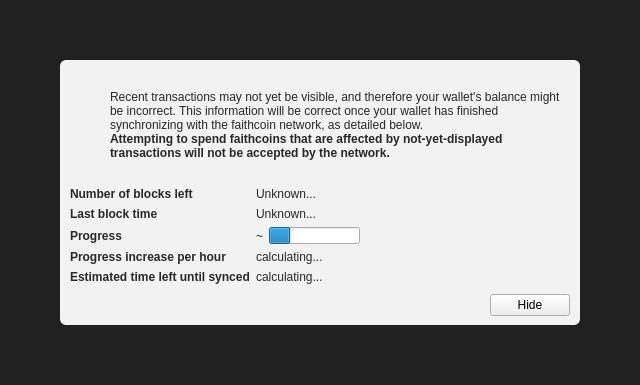
The window that src/qt/forms/modaloverlay.ui (bloodwillow/aprncoin) describes before a commit, drawn with Qt 5.
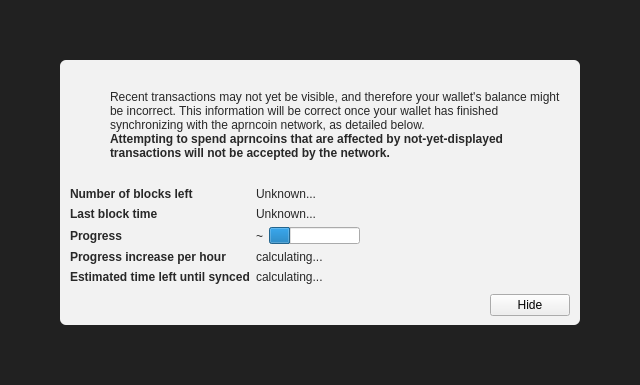
The same window after the commit. Icons and pictures are not drawn. Custom widgets are drawn as their Qt base class.

Diff of the .ui file:
```diff
--- a/src/qt/forms/modaloverlay.ui
+++ b/src/qt/forms/modaloverlay.ui
@@ -130,7 +130,7 @@
              <item>
               <widget class="QLabel" name="infoText">
                <property name="text">
-                <string>Recent transactions may not yet be visible, and therefore your wallet's balance might be incorrect. This information will be correct once your wallet has finished synchronizing with the faithcoin network, as detailed below.</string>
+                <string>Recent transactions may not yet be visible, and therefore your wallet's balance might be incorrect. This information will be correct once your wallet has finished synchronizing with the aprncoin network, as detailed below.</string>
                </property>
                <property name="textFormat">
                 <enum>Qt::RichText</enum>
@@ -149,7 +149,7 @@
                 </font>
                </property>
                <property name="text">
-                <string>Attempting to spend faithcoins that are affected by not-yet-displayed transactions will not be accepted by the network.</string>
+                <string>Attempting to spend aprncoins that are affected by not-yet-displayed transactions will not be accepted by the network.</string>
                </property>
                <property name="textFormat">
                 <enum>Qt::RichText</enum>
```
